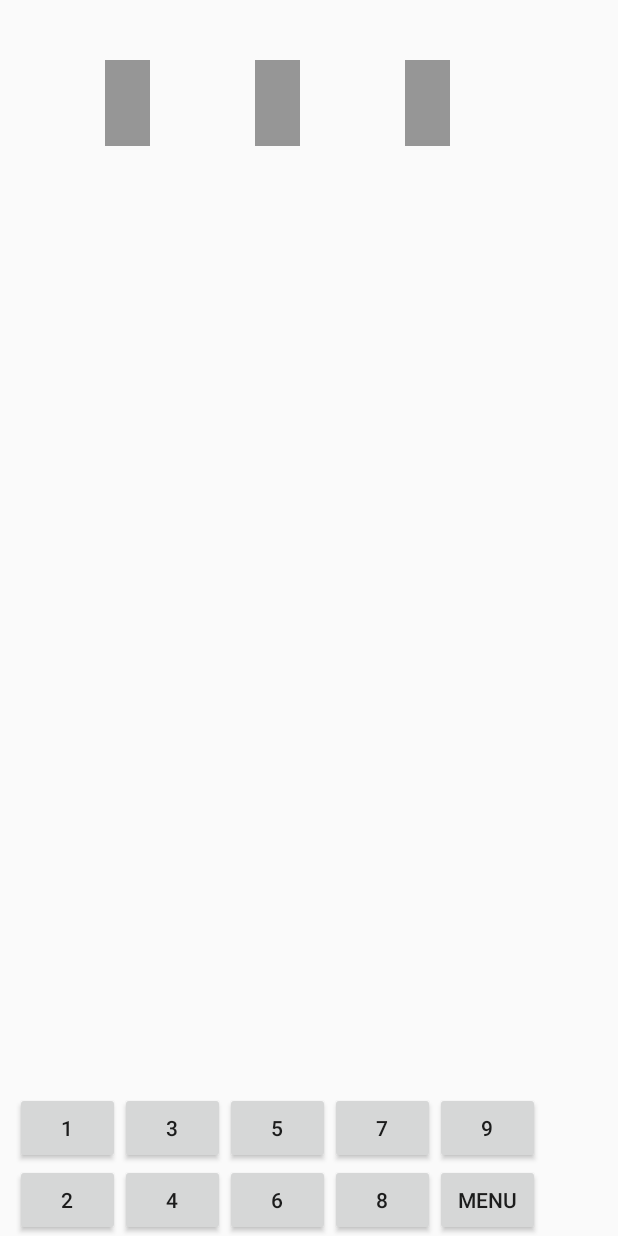
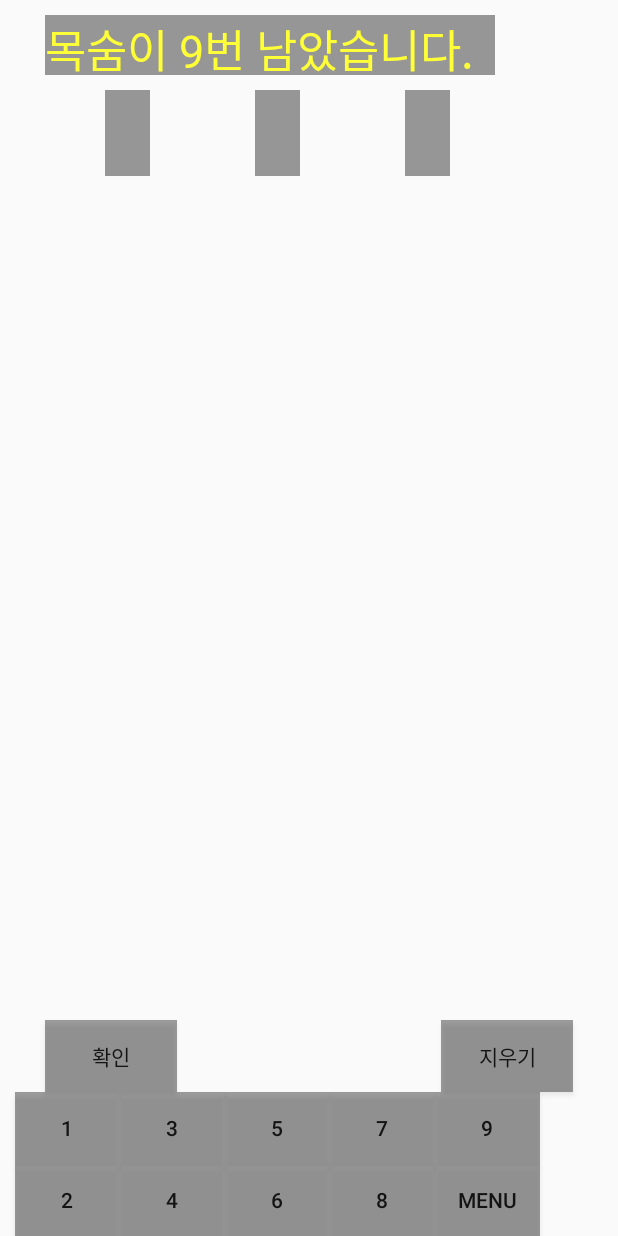
Before and after one commit to tlgj255/and_stu, an Android app: the game screen opened directly, with no data from a screen before it, on a phone screen of 412 x 824 dp. Run offline under Robolectric (Android 15) with nearby library versions, the phone set to English and light mode, and no system bars.

Commit message:
안드로이드 스튜디오 숫자야구(만드는 중)

```diff
--- a/app/src/main/res/layout/game.xml
+++ b/app/src/main/res/layout/game.xml
@@ -51,7 +51,8 @@
         android:layout_alignParentBottom="true"
         android:layout_alignParentStart="true"
         android:onClick="onclick"
-        android:visibility="visible"/>
+        android:visibility="visible"
+        android:background="#60000000"/>
 
     <Button
         android:layout_width="70dp"
@@ -61,7 +62,8 @@
         android:layout_alignParentBottom="true"
         android:layout_toEndOf="@+id/button4"
         android:onClick="onclick"
-        android:visibility="visible"/>
+        android:visibility="visible"
+        android:background="#60000000"/>
 
     <Button
         android:layout_marginLeft="10dp"
@@ -72,7 +74,8 @@
         android:layout_above="@+id/button4"
         android:layout_alignParentStart="true"
         android:onClick="onclick"
-        android:visibility="visible"/>
+        android:visibility="visible"
+        android:background="#60000000"/>
 
     <Button
         android:layout_width="70dp"
@@ -82,7 +85,8 @@
         android:layout_alignTop="@+id/button6"
         android:layout_toEndOf="@+id/button4"
         android:onClick="onclick"
-        android:visibility="visible"/>
+        android:visibility="visible"
+        android:background="#60000000"/>
 
     <Button
         android:layout_width="70dp"
@@ -92,7 +96,8 @@
         android:layout_alignTop="@+id/button7"
         android:layout_toEndOf="@+id/button5"
         android:onClick="onclick"
-        android:visibility="visible"/>
+        android:visibility="visible"
+        android:background="#60000000"/>
 
     <Button
         android:layout_width="70dp"
@@ -102,7 +107,8 @@
         android:layout_below="@+id/button8"
         android:layout_alignStart="@+id/button8"
         android:onClick="onclick"
-        android:visibility="visible"/>
+        android:visibility="visible"
+        android:background="#60000000"/>
 
     <Button
         android:layout_width="70dp"
@@ -112,7 +118,8 @@
         android:layout_alignTop="@+id/button8"
         android:layout_toEndOf="@+id/button8"
         android:onClick="onclick"
-        android:visibility="visible"/>
+        android:visibility="visible"
+        android:background="#60000000"/>
 
     <Button
         android:layout_width="70dp"
@@ -122,9 +129,11 @@
         android:layout_below="@+id/button8"
         android:layout_toEndOf="@+id/button8"
         android:onClick="onclick"
-        android:visibility="visible"/>
+        android:visibility="visible"
+        android:background="#60000000"/>
 
     <Button
+        android:layout_marginRight="10dp"
         android:layout_width="70dp"
         android:layout_height="wrap_content"
         android:text="9"
@@ -132,17 +141,30 @@
         android:layout_above="@+id/button11"
         android:layout_toEndOf="@+id/button10"
         android:onClick="onclick"
-        android:visibility="visible"/>
+        android:visibility="visible"
+        android:background="#60000000" />
 
     <Button
         android:layout_width="70dp"
+        android:layout_marginRight="10dp"
         android:layout_height="wrap_content"
         android:text="menu"
         android:id="@+id/button13"
         android:layout_below="@+id/button12"
         android:layout_toEndOf="@+id/button11"
         android:onClick="onclick"
-        android:visibility="visible"/>
+        android:visibility="visible"
+        android:background="#60000000"/>
+    <TextView
+        android:layout_marginTop="10dp"
+        android:layout_marginLeft="30dp"
+        android:layout_width="300dp"
+        android:layout_height="40dp"
+        android:textColor="#FFFF37"
+        android:background="#66000000"
+        android:text="목숨이 9번 남았습니다."
+        android:textSize="30dp"
+        android:id="@+id/life"/>
 
     <TextView
         android:layout_width="30dp"
@@ -152,7 +174,7 @@
         android:background="#66000000"
         android:textSize="50dp"
         android:id="@+id/f_n1"
-        android:layout_marginTop="40dp"
+        android:layout_marginTop="60dp"
         android:layout_marginLeft="70dp"
         android:visibility="visible"/>
 
@@ -164,7 +186,7 @@
         android:background="#66000000"
         android:textSize="50dp"
         android:id="@+id/f_n2"
-        android:layout_marginTop="40dp"
+        android:layout_marginTop="60dp"
         android:visibility="visible"
         android:layout_marginLeft="170dp" />
 
@@ -177,7 +199,26 @@
         android:background="#66000000"
         android:textSize="50dp"
         android:id="@+id/f_n3"
-        android:layout_marginTop="40dp"
+        android:layout_marginTop="60dp"
         android:layout_marginLeft="270dp"
         android:visibility="visible"        />
+
+    <Button
+        android:layout_width="wrap_content"
+        android:layout_height="wrap_content"
+        android:text="확인"
+        android:id="@+id/button14"
+        android:layout_marginLeft="30dp"
+        android:layout_above="@+id/button6"
+        android:background="#60000000"/>
+
+    <Button
+        android:layout_width="wrap_content"
+        android:layout_height="wrap_content"
+        android:text="지우기"
+        android:id="@+id/button15"
+        android:layout_marginRight="30dp"
+        android:background="#60000000"
+        android:layout_alignTop="@+id/button14"
+        android:layout_alignParentEnd="true" />
 </RelativeLayout>
```
Also changed, not shown: app/src/main/java/com/example/tlqkf/homework/game.java (+44 -20 lines).
